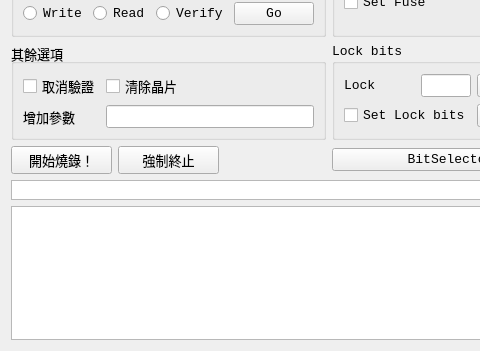
First picture: the form in ui/avrdude.ui, repository mickey9910326/ASA_HMI_Data_Agent, before the edit; both pictures show x 0 to 480 and y 349 to 700 of the 580 by 700 pixel window.
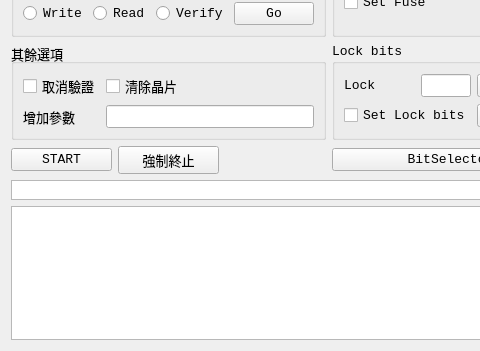
Second picture: the form after the edit.

Commit message: 更新UI：將STK500內開始燒錄改為START

```diff
--- a/ui/avrdude.ui
+++ b/ui/avrdude.ui
@@ -6,7 +6,7 @@
    <rect>
     <x>0</x>
     <y>0</y>
-    <width>526</width>
+    <width>557</width>
     <height>700</height>
    </rect>
   </property>
@@ -425,7 +425,7 @@
       </font>
      </property>
      <property name="text">
-      <string>開始燒錄！</string>
+      <string>START</string>
      </property>
     </widget>
    </item>
```
